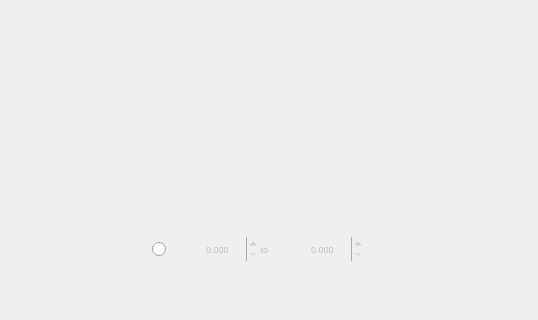
First picture: the form in ui/change_analysis_view_widget.ui, repository SMByC/PCA4CD, before the edit; both pictures show x 0 to 538 and y 234 to 554 of the 538 by 554 pixel window.
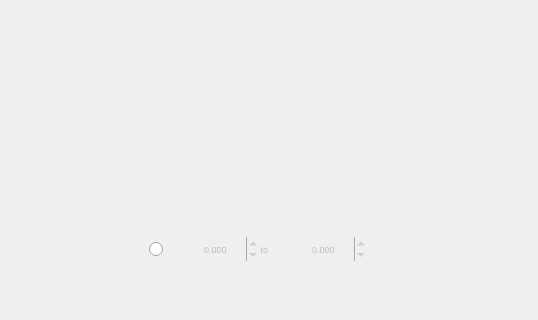
Second picture: the form after the edit. Icons and pictures are not drawn. Custom widgets are drawn as their Qt base class.

Commit message: Implemented the generate the detection layer for component based on the range of values

```diff
--- a/ui/change_analysis_view_widget.ui
+++ b/ui/change_analysis_view_widget.ui
@@ -299,6 +299,9 @@
            <property name="decimals">
             <number>3</number>
            </property>
+           <property name="minimum">
+            <double>-100000.000000000000000</double>
+           </property>
            <property name="maximum">
             <double>100000.000000000000000</double>
            </property>
@@ -363,6 +366,9 @@
            <property name="decimals">
             <number>3</number>
            </property>
+           <property name="minimum">
+            <double>-100000.000000000000000</double>
+           </property>
            <property name="maximum">
             <double>100000.000000000000000</double>
            </property>
```
Left out of the diff: 4 changed lines with no effect on the pictures. The commit also changes 2 other files.
